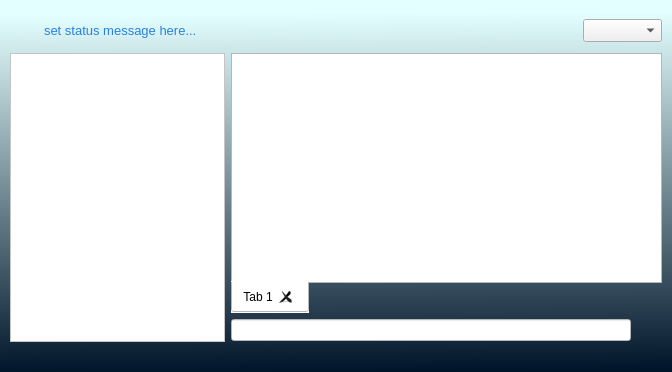
realXtend/tundra, file bin/data/ui/communications.ui: the form before one commit.
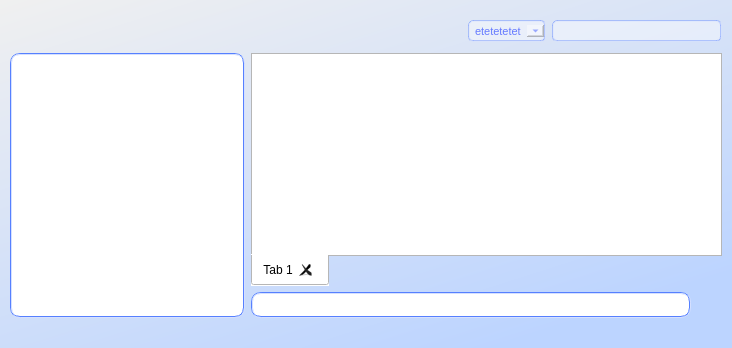
The form after the commit.

Commit message: * Refactored QtModule usage inside QtGUI class * Now handles error states better, goes back to login screen if errors * New .ui files with more extensive stylesheets for look and feel * Chat tabs can be closed * All widgets know how to layout themselves properly * Signal/slot pair for resizing QtModule::UICanvas from children widgets

```diff
--- a/bin/data/ui/communications.ui
+++ b/bin/data/ui/communications.ui
@@ -6,15 +6,28 @@
    <rect>
     <x>0</x>
     <y>0</y>
-    <width>672</width>
-    <height>372</height>
+    <width>732</width>
+    <height>348</height>
    </rect>
   </property>
   <property name="windowTitle">
    <string>Communications</string>
   </property>
   <property name="styleSheet">
-   <string>background-color: qlineargradient(spread:pad, x1:0.534, y1:1, x2:0.523, y2:0.0340909, stop:0 rgba(0,20, 41, 255), stop:1 rgba(228, 255, 255, 255));</string>
+   <string>QWidget {
+	background-color: qlineargradient(spread:pad, x1:0, y1:0, x2:0.676, y2:1, stop:0 rgba(240, 240, 240, 255), stop:1 rgba(188, 212, 255, 255));
+}
+
+QLineEdit, QListView {
+color: rgb(130, 195, 255);
+background-color: rgb(255, 255, 255);
+selection-color: rgb(57, 87, 255);
+selection-background-color: rgb(255, 255, 255);
+border: 2px groove white;
+border-color: rgb(86, 128, 255);
+border-radius: 10px;
+padding: 3px 6px;
+}</string>
   </property>
   <layout class="QVBoxLayout" name="verticalLayout_BottomContainer">
    <property name="spacing">
@@ -43,56 +56,8 @@
             <string>color: rgb(40, 129, 223);
 background-color: rgba(255, 255, 255, 0);</string>
            </property>
-           <property name="indent">
-            <number>15</number>
-           </property>
           </widget>
          </item>
-         <item>
-          <layout class="QVBoxLayout" name="verticalLayout_4">
-           <item>
-            <spacer name="verticalSpacer">
-             <property name="orientation">
-              <enum>Qt::Vertical</enum>
-             </property>
-             <property name="sizeType">
-              <enum>QSizePolicy::Minimum</enum>
-             </property>
-             <property name="sizeHint" stdset="0">
-              <size>
-               <width>10</width>
-               <height>5</height>
-              </size>
-             </property>
-            </spacer>
-           </item>
-           <item>
-            <widget class="QLineEdit" name="lineEdit_Status">
-             <property name="enabled">
-              <bool>true</bool>
-             </property>
-             <property name="font">
-              <font>
-               <pointsize>10</pointsize>
-              </font>
-             </property>
-             <property name="styleSheet">
-              <string>background-color: rgba(255, 255, 255, 0);
-color: rgb(40, 129, 223);
-border: 0px;
-border-radius: 15px;
-padding: 5px 10px;</string>
-             </property>
-             <property name="text">
-              <string>set status message here...</string>
-             </property>
-             <property name="frame">
-              <bool>false</bool>
-             </property>
-            </widget>
-           </item>
-          </layout>
-         </item>
          <item>
           <spacer name="horizontalSpacer">
            <property name="orientation">
@@ -128,11 +93,99 @@
             <widget class="QComboBox" name="comboBox_Status">
              <property name="font">
               <font>
-               <pointsize>10</pointsize>
+               <pointsize>8</pointsize>
+               <weight>50</weight>
+               <italic>false</italic>
+               <bold>false</bold>
               </font>
              </property>
              <property name="styleSheet">
-              <string>background-color: rgb(240, 240, 240);</string>
+              <string>QComboBox {
+	color: rgb(101, 122, 255);
+	background-color: rgba(255, 255, 255, 100);
+	border: 2px groove white;
+	border-color: rgba(86, 128, 255, 100);
+	border-radius: 5px;
+	padding: 1px 5px;
+	font: 8pt;
+}
+
+QComboBox::drop-down:!editable { 
+	subcontrol-color: rgb(76, 115, 255);
+	subcontrol-position: center right; 
+	width: 12px; 
+	height: 12px;
+	padding-right: 5px;
+}</string>
+             </property>
+             <property name="frame">
+              <bool>true</bool>
+             </property>
+             <item>
+              <property name="text">
+               <string>etetetetet</string>
+              </property>
+             </item>
+            </widget>
+           </item>
+          </layout>
+         </item>
+         <item>
+          <layout class="QVBoxLayout" name="verticalLayout_4">
+           <item>
+            <spacer name="verticalSpacer">
+             <property name="orientation">
+              <enum>Qt::Vertical</enum>
+             </property>
+             <property name="sizeType">
+              <enum>QSizePolicy::Minimum</enum>
+             </property>
+             <property name="sizeHint" stdset="0">
+              <size>
+               <width>10</width>
+               <height>5</height>
+              </size>
+             </property>
+            </spacer>
+           </item>
+           <item>
+            <widget class="QLineEdit" name="lineEdit_Status">
+             <property name="enabled">
+              <bool>true</bool>
+             </property>
+             <property name="sizePolicy">
+              <sizepolicy hsizetype="Preferred" vsizetype="Fixed">
+               <horstretch>0</horstretch>
+               <verstretch>0</verstretch>
+              </sizepolicy>
+             </property>
+             <property name="minimumSize">
+              <size>
+               <width>170</width>
+               <height>0</height>
+              </size>
+             </property>
+             <property name="font">
+              <font>
+               <pointsize>8</pointsize>
+               <weight>50</weight>
+               <italic>false</italic>
+               <bold>false</bold>
+              </font>
+             </property>
+             <property name="styleSheet">
+              <string>QLineEdit {
+	background-color: rgba(255, 255, 255, 100);
+	color: rgb(101, 122, 255);
+	border: 2px groove white;
+	border-color: rgba(86, 128, 255, 100);
+	border-radius: 5px;
+	padding: 1px 5px;
+	font: 8pt;
+}</string>
+             </property>
+             <property name="text">
+              <string/>
              </property>
              <property name="frame">
               <bool>true</bool>
@@ -156,6 +209,15 @@
            <property name="palette">
             <palette>
              <active>
+              <colorrole role="WindowText">
+               <brush brushstyle="SolidPattern">
+                <color alpha="255">
+                 <red>130</red>
+                 <green>195</green>
+                 <blue>255</blue>
+                </color>
+               </brush>
+              </colorrole>
               <colorrole role="Button">
                <brush brushstyle="SolidPattern">
                 <color alpha="255">
@@ -165,6 +227,24 @@
                 </color>
                </brush>
               </colorrole>
+              <colorrole role="Text">
+               <brush brushstyle="SolidPattern">
+                <color alpha="255">
+                 <red>130</red>
+                 <green>195</green>
+                 <blue>255</blue>
+                </color>
+               </brush>
+              </colorrole>
+              <colorrole role="ButtonText">
+               <brush brushstyle="SolidPattern">
+                <color alpha="255">
+                 <red>130</red>
+                 <green>195</green>
+                 <blue>255</blue>
+                </color>
+               </brush>
+              </colorrole>
               <colorrole role="Base">
                <brush brushstyle="SolidPattern">
                 <color alpha="255">
@@ -183,8 +263,35 @@
                 </color>
                </brush>
               </colorrole>
+              <colorrole role="Highlight">
+               <brush brushstyle="SolidPattern">
+                <color alpha="255">
+                 <red>255</red>
+                 <green>255</green>
+                 <blue>255</blue>
+                </color>
+               </brush>
+              </colorrole>
+              <colorrole role="HighlightedText">
+               <brush brushstyle="SolidPattern">
+                <color alpha="255">
+                 <red>57</red>
+                 <green>87</green>
+                 <blue>255</blue>
+                </color>
+               </brush>
+              </colorrole>
              </active>
              <inactive>
+              <colorrole role="WindowText">
+               <brush brushstyle="SolidPattern">
+                <color alpha="255">
+                 <red>130</red>
+                 <green>195</green>
+                 <blue>255</blue>
+                </color>
+               </brush>
+              </colorrole>
               <colorrole role="Button">
                <brush brushstyle="SolidPattern">
                 <color alpha="255">
@@ -194,6 +301,24 @@
                 </color>
                </brush>
               </colorrole>
+              <colorrole role="Text">
+               <brush brushstyle="SolidPattern">
+                <color alpha="255">
+                 <red>130</red>
+                 <green>195</green>
+                 <blue>255</blue>
+                </color>
+               </brush>
+              </colorrole>
+              <colorrole role="ButtonText">
+               <brush brushstyle="SolidPattern">
+                <color alpha="255">
+                 <red>130</red>
+                 <green>195</green>
+                 <blue>255</blue>
+                </color>
+               </brush>
+              </colorrole>
               <colorrole role="Base">
                <brush brushstyle="SolidPattern">
                 <color alpha="255">
@@ -212,8 +337,35 @@
                 </color>
                </brush>
               </colorrole>
+              <colorrole role="Highlight">
+               <brush brushstyle="SolidPattern">
+                <color alpha="255">
+                 <red>255</red>
+                 <green>255</green>
+                 <blue>255</blue>
+                </color>
+               </brush>
+              </colorrole>
+              <colorrole role="HighlightedText">
+               <brush brushstyle="SolidPattern">
+                <color alpha="255">
+                 <red>57</red>
+                 <green>87</green>
+                 <blue>255</blue>
+                </color>
+               </brush>
+              </colorrole>
              </inactive>
              <disabled>
+              <colorrole role="WindowText">
+               <brush brushstyle="SolidPattern">
+                <color alpha="255">
+                 <red>130</red>
+                 <green>195</green>
+                 <blue>255</blue>
+                </color>
+               </brush>
+              </colorrole>
               <colorrole role="Button">
                <brush brushstyle="SolidPattern">
                 <color alpha="255">
@@ -223,6 +375,24 @@
                 </color>
                </brush>
               </colorrole>
+              <colorrole role="Text">
+               <brush brushstyle="SolidPattern">
+                <color alpha="255">
+                 <red>130</red>
+                 <green>195</green>
+                 <blue>255</blue>
+                </color>
+               </brush>
+              </colorrole>
+              <colorrole role="ButtonText">
+               <brush brushstyle="SolidPattern">
+                <color alpha="255">
+                 <red>130</red>
+                 <green>195</green>
+                 <blue>255</blue>
+                </color>
+               </brush>
+              </colorrole>
               <colorrole role="Base">
                <brush brushstyle="SolidPattern">
                 <color alpha="255">
@@ -241,6 +411,24 @@
                 </color>
                </brush>
               </colorrole>
+              <colorrole role="Highlight">
+               <brush brushstyle="SolidPattern">
+                <color alpha="255">
+                 <red>255</red>
+                 <green>255</green>
+                 <blue>255</blue>
+                </color>
+               </brush>
+              </colorrole>
+              <colorrole role="HighlightedText">
+               <brush brushstyle="SolidPattern">
+                <color alpha="255">
+                 <red>57</red>
+                 <green>87</green>
+                 <blue>255</blue>
+                </color>
+               </brush>
+              </colorrole>
              </disabled>
             </palette>
            </property>
@@ -280,7 +468,8 @@
              <item>
               <widget class="QLineEdit" name="lineEdit_Message">
                <property name="styleSheet">
-                <string>background-color: rgb(255, 255, 255);</string>
+                <string>background-color: rgb(255, 255, 255);
+color: rgb(101, 122, 255);</string>
                </property>
                <property name="text">
                 <string/>
@@ -321,11 +510,7 @@
           </sizepolicy>
          </property>
          <property name="styleSheet">
-          <string>background-color: rgba(255, 255, 255, 0);
-color: rgb(255, 255, 255);</string>
-         </property>
-         <property name="indent">
-          <number>15</number>
+          <string>background-color: rgba(255, 255, 255, 0);</string>
          </property>
         </widget>
        </item>
```
The commit also changes 6 other files.
